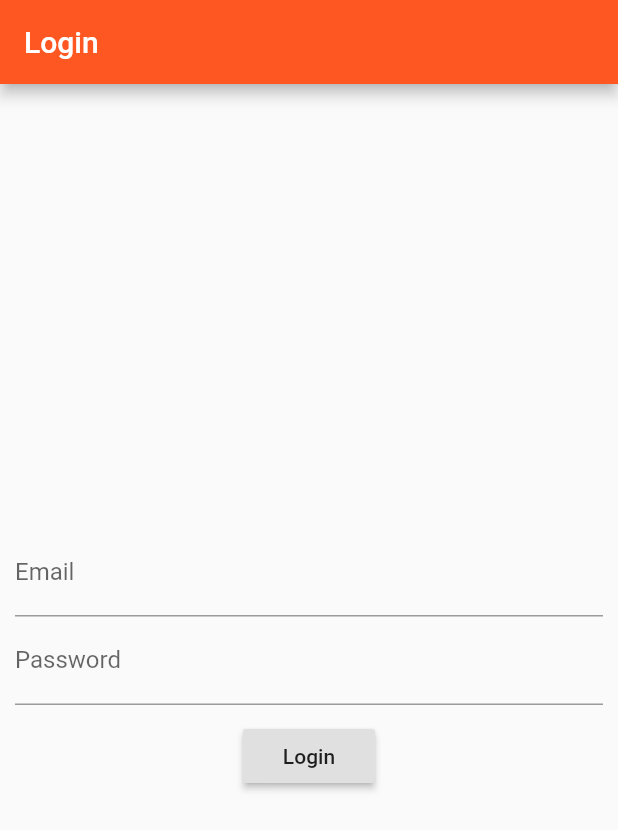
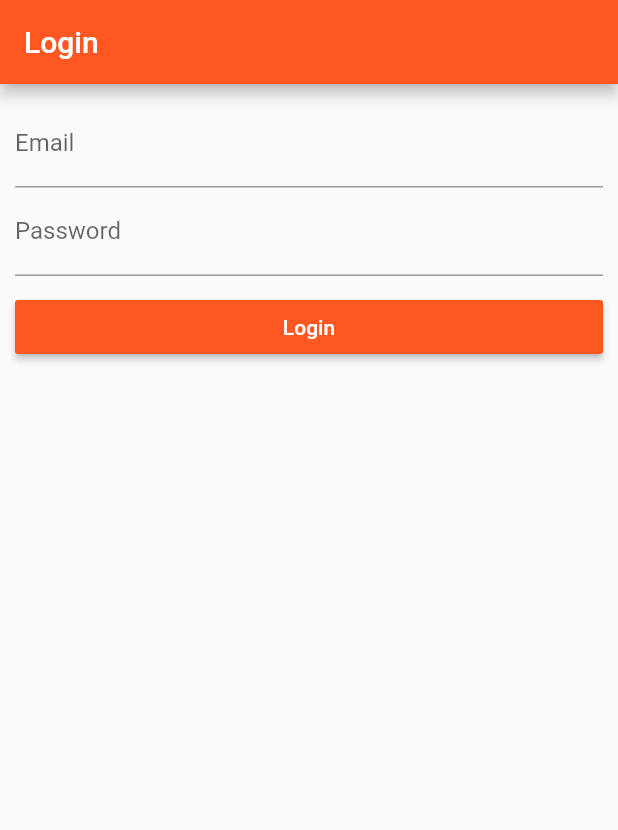
Before and after one commit to maximebarber/udemy-flutter, a Flutter app: the screen it shows after launch, on a phone screen of 412 x 824 dp. Shown: the top 830 px of the screen. Run offline on Flutter 3.47's test engine with Material 2 defaults, Android fonts, the phone set to English and light mode, and no system bars.

Commit message:
exercice 4 - final solution

```diff
--- a/lib/pages/auth.dart
+++ b/lib/pages/auth.dart
@@ -1,6 +1,14 @@
 import 'package:flutter/material.dart';
 
-class AuthPage extends StatelessWidget {
+class AuthPage extends StatefulWidget {
+  @override
+  _AuthPageState createState() => _AuthPageState();
+}
+
+class _AuthPageState extends State<AuthPage> {
+  String _emailValue = '';
+  String _passwordValue;
+
   @override
   Widget build(BuildContext context) {
     return Scaffold(
@@ -9,22 +17,34 @@ class AuthPage extends StatelessWidget {
       ),
       body: Container(
         margin: EdgeInsets.all(10.0),
-        child: Column(
-          mainAxisAlignment: MainAxisAlignment.center,
+        child: ListView(
+          //mainAxisAlignment: MainAxisAlignment.center,
           children: <Widget>[
             TextField(
               decoration: InputDecoration(labelText: 'Email'),
               keyboardType: TextInputType.emailAddress,
+              onChanged: (String value) {
+                setState(() {
+                  _emailValue = value;
+                });
+              },
             ),
             TextField(
               decoration: InputDecoration(labelText: 'Password'),
               obscureText: true,
+              onChanged: (String value) {
+                setState(() {
+                  _passwordValue = value;
+                });
+              },
             ),
             SizedBox(
               height: 10.0,
             ),
             RaisedButton(
               child: Text('Login'),
+              color: Theme.of(context).primaryColor,
+              textColor: Colors.white,
               onPressed: () {
                 Navigator.pushReplacementNamed(context, '/products');
               },
--- a/lib/pages/products_admin.dart
+++ b/lib/pages/products_admin.dart
@@ -24,7 +24,7 @@ class ProductsAdminPage extends StatelessWidget {
               ListTile(
                 title: Text('All Products'),
                 onTap: () {
-                  Navigator.pushReplacementNamed(context, '/');
+                  Navigator.pushReplacementNamed(context, '/products');
                 },
               )
             ],
```
